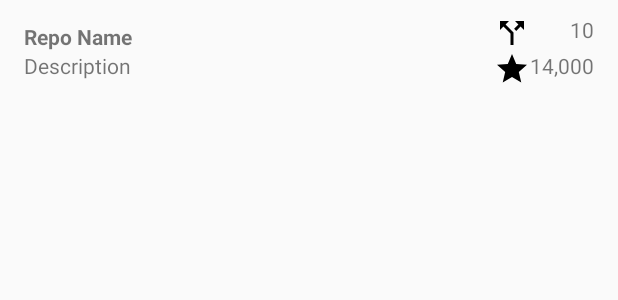
After one commit to yusufceylan/AndroidArchitectureComponents, an Android app: the layout view_repo_list_item.xml on its own in the app's theme, with its tools: preview values and no code run, on a phone screen of 412 x 824 dp. The commit adds this screen. Shown: the top 300 px of the screen. Run offline under Robolectric (Android 15) with nearby library versions, the phone set to English and light mode, and no system bars.

Commit message:
RecyclerView and show data

```diff
--- a/app/src/main/AndroidManifest.xml
+++ b/app/src/main/AndroidManifest.xml
@@ -1,6 +1,8 @@
 <?xml version="1.0" encoding="utf-8"?>
 <manifest xmlns:android="http://schemas.android.com/apk/res/android"
     package="ysfcyln.com.acviewmodel">
+
+    <uses-permission android:name="android.permission.INTERNET"/>
 
     <application
         android:allowBackup="true"
--- /dev/null
+++ b/app/src/main/res/drawable/ic_fork.xml
@@ -0,0 +1,9 @@
+<vector xmlns:android="http://schemas.android.com/apk/res/android"
+        android:width="24dp"
+        android:height="24dp"
+        android:viewportWidth="24.0"
+        android:viewportHeight="24.0">
+    <path
+        android:fillColor="#FF000000"
+        android:pathData="M14,4l2.29,2.29 -2.88,2.88 1.42,1.42 2.88,-2.88L20,10L20,4zM10,4L4,4v6l2.29,-2.29 4.71,4.7L11,20h2v-8.41l-5.29,-5.3z"/>
+</vector>
--- /dev/null
+++ b/app/src/main/res/drawable/ic_star.xml
@@ -0,0 +1,9 @@
+<vector xmlns:android="http://schemas.android.com/apk/res/android"
+        android:width="24dp"
+        android:height="24dp"
+        android:viewportWidth="24.0"
+        android:viewportHeight="24.0">
+    <path
+        android:fillColor="#FF000000"
+        android:pathData="M12,17.27L18.18,21l-1.64,-7.03L22,9.24l-7.19,-0.61L12,2 9.19,8.63 2,9.24l5.46,4.73L5.82,21z"/>
+</vector>
--- /dev/null
+++ b/app/src/main/res/layout/view_repo_list_item.xml
@@ -0,0 +1,58 @@
+<?xml version="1.0" encoding="utf-8"?>
+<LinearLayout xmlns:android="http://schemas.android.com/apk/res/android"
+    xmlns:tools="http://schemas.android.com/tools"
+    android:layout_width="match_parent"
+    android:layout_height="wrap_content"
+    android:orientation="horizontal"
+    android:paddingBottom="10dp"
+    android:paddingEnd="16dp"
+    android:paddingStart="16dp"
+    android:paddingTop="10dp">
+
+    <LinearLayout
+        android:layout_width="0dp"
+        android:layout_height="wrap_content"
+        android:layout_gravity="center_vertical"
+        android:layout_weight="1"
+        android:orientation="vertical">
+
+        <TextView
+            android:id="@+id/tv_repo_name"
+            android:layout_width="wrap_content"
+            android:layout_height="wrap_content"
+            android:text="Repo Name"
+            android:textStyle="bold" />
+
+        <TextView
+            android:id="@+id/tv_repo_description"
+            android:layout_width="wrap_content"
+            android:layout_height="wrap_content"
+            android:text="Description" />
+
+    </LinearLayout>
+
+    <LinearLayout
+        android:layout_width="wrap_content"
+        android:layout_height="wrap_content"
+        android:layout_gravity="center_vertical"
+        android:orientation="vertical">
+
+        <TextView
+            android:id="@+id/tv_forks"
+            android:layout_width="match_parent"
+            android:layout_height="wrap_content"
+            android:drawableStart="@drawable/ic_fork"
+            android:gravity="end"
+            tools:text="10" />
+
+        <TextView
+            android:id="@+id/tv_stars"
+            android:layout_width="match_parent"
+            android:layout_height="wrap_content"
+            android:drawableStart="@drawable/ic_star"
+            android:gravity="end"
+            tools:text="14,000" />
+
+    </LinearLayout>
+
+</LinearLayout>
```
Also changed, not shown: app/src/main/java/ysfcyln/com/acviewmodel/ListFragment.java (+9 -0 lines), app/src/main/java/ysfcyln/com/acviewmodel/home/RepoListAdapter.java (added, +90 -0 lines).
